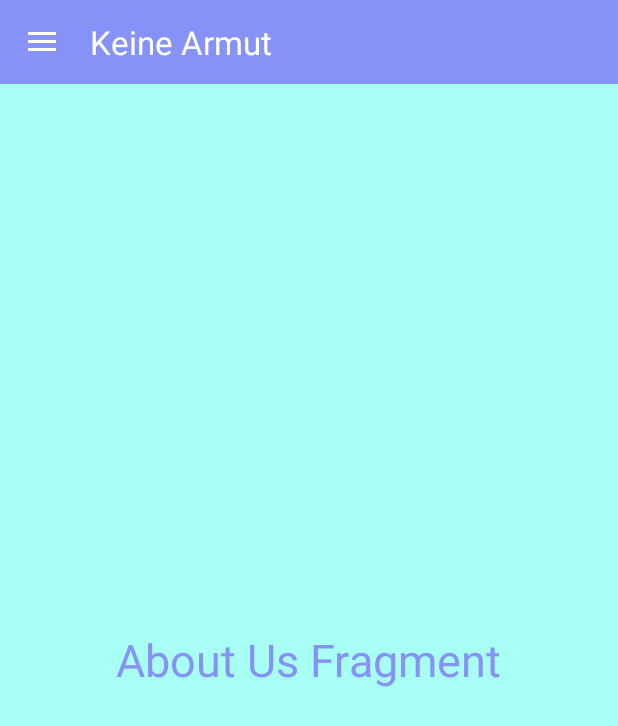
After one commit to chetankumarpulipati/KeineArmut, an Android app: the fragment AboutFragment placed in its activity, on a phone screen of 412 x 824 dp. The commit adds this screen. Shown: the top 726 px of the screen. Run offline under Robolectric (Android 15) with nearby library versions, the phone set to English and light mode, and no system bars.

Commit message:
git remote commit

```diff
--- /dev/null
+++ b/app/src/main/java/com/solution_challenge/keinearmut/AboutFragment.kt
@@ -0,0 +1,59 @@
+package com.solution_challenge.keinearmut
+
+import android.os.Bundle
+import androidx.fragment.app.Fragment
+import android.view.LayoutInflater
+import android.view.View
+import android.view.ViewGroup
+
+// TODO: Rename parameter arguments, choose names that match
+// the fragment initialization parameters, e.g. ARG_ITEM_NUMBER
+private const val ARG_PARAM1 = "param1"
+private const val ARG_PARAM2 = "param2"
+
+/**
+ * A simple [Fragment] subclass.
+ * Use the [AboutFragment.newInstance] factory method to
+ * create an instance of this fragment.
+ */
+class AboutFragment : Fragment() {
+    // TODO: Rename and change types of parameters
+    private var param1: String? = null
+    private var param2: String? = null
+
+    override fun onCreate(savedInstanceState: Bundle?) {
+        super.onCreate(savedInstanceState)
+        arguments?.let {
+            param1 = it.getString(ARG_PARAM1)
+            param2 = it.getString(ARG_PARAM2)
+        }
+    }
+
+    override fun onCreateView(
+        inflater: LayoutInflater, container: ViewGroup?,
+        savedInstanceState: Bundle?
+    ): View? {
+        // Inflate the layout for this fragment
+        return inflater.inflate(R.layout.fragment_about, container, false)
+    }
+
+    companion object {
+        /**
+         * Use this factory method to create a new instance of
+         * this fragment using the provided parameters.
+         *
+         * @param param1 Parameter 1.
+         * @param param2 Parameter 2.
+         * @return A new instance of fragment AboutFragment.
+         */
+        // TODO: Rename and change types and number of parameters
+        @JvmStatic
+        fun newInstance(param1: String, param2: String) =
+            AboutFragment().apply {
+                arguments = Bundle().apply {
+                    putString(ARG_PARAM1, param1)
+                    putString(ARG_PARAM2, param2)
+                }
+            }
+    }
+}
--- /dev/null
+++ b/app/src/main/java/com/solution_challenge/keinearmut/HomeFragment.kt
@@ -0,0 +1,64 @@
+package com.solution_challenge.keinearmut
+
+import android.os.Bundle
+import androidx.fragment.app.Fragment
+import android.view.LayoutInflater
+import android.view.View
+import android.view.ViewGroup
+import android.widget.TextView
+import android.widget.Toast
+
+private const val ARG_PARAM1 = "param1"
+private const val ARG_PARAM2 = "param2"
+
+class HomeFragment : Fragment() {
+    private var param1: String? = null
+    private var param2: String? = null
+
+    override fun onCreate(savedInstanceState: Bundle?) {
+        super.onCreate(savedInstanceState)
+        arguments?.let {
+            param1 = it.getString(ARG_PARAM1)
+            param2 = it.getString(ARG_PARAM2)
+        }
+    }
+
+    override fun onCreateView(
+        inflater: LayoutInflater, container: ViewGroup?,
+        savedInstanceState: Bundle?
+    ): View? {
+        // Inflate the layout for this fragment
+        return inflater.inflate(R.layout.fragment_home, container, false)
+    }
+
+    override fun onViewCreated(view: View, savedInstanceState: Bundle?) {
+        super.onViewCreated(view, savedInstanceState)
+
+        val userPreferences = UserPreferences(requireContext())
+        val textViewUsername = view.findViewById<TextView>(R.id.username)
+        val textViewEmail = view.findViewById<TextView>(R.id.email)
+        val textViewUid = view.findViewById<TextView>(R.id.uid)
+        val username = userPreferences.getUsername()
+        val email = userPreferences.getEmail()
+        val uid = userPreferences.getUid()
+
+        if (username.isNotEmpty() || email.isNotEmpty() || uid.isNotEmpty()) {
+            textViewUsername.text = username
+            textViewEmail.text = email
+            textViewUid.text = uid
+        } else {
+            Toast.makeText(requireContext(), "Unable to get Credentials", Toast.LENGTH_SHORT).show()
+        }
+    }
+
+    companion object {
+        @JvmStatic
+        fun newInstance(param1: String, param2: String) =
+            HomeFragment().apply {
+                arguments = Bundle().apply {
+                    putString(ARG_PARAM1, param1)
+                    putString(ARG_PARAM2, param2)
+                }
+            }
+    }
+}
--- a/app/src/main/java/com/solution_challenge/keinearmut/dashboard.kt
+++ b/app/src/main/java/com/solution_challenge/keinearmut/dashboard.kt
@@ -1,42 +1,64 @@
 package com.solution_challenge.keinearmut
 
-import androidx.appcompat.app.AppCompatActivity
 import android.os.Bundle
 import android.view.MenuItem
 import android.widget.EditText
 import android.widget.TextView
 import android.widget.Toast
 import androidx.appcompat.app.ActionBarDrawerToggle
+import androidx.appcompat.app.AppCompatActivity
 import androidx.appcompat.widget.Toolbar
 import androidx.core.view.GravityCompat
 import androidx.drawerlayout.widget.DrawerLayout
 import com.google.android.material.navigation.NavigationView
 
-class dashboard: AppCompatActivity(){
+class dashboard : AppCompatActivity(), NavigationView.OnNavigationItemSelectedListener {
+    private lateinit var drawerLayout: DrawerLayout
 
     override fun onCreate(savedInstanceState: Bundle?) {
         super.onCreate(savedInstanceState)
         setContentView(R.layout.dashboard)
 
-        val userPreferences = UserPreferences(this)
-        val textViewUsername = findViewById<TextView>(R.id.username)
-        val textViewEmail = findViewById<TextView>(R.id.email)
-        val textViewuid = findViewById<TextView>(R.id.uid)
-        val username = userPreferences.getUsername()
-        val email = userPreferences.getEmail()
-        val uid = userPreferences.getUid()
+        drawerLayout = findViewById<DrawerLayout>(R.id.drawer_layout)
 
-        if (username.isNotEmpty() || email.isNotEmpty() || uid.isNotEmpty()) {
-            val userName = username
-            textViewUsername.text = userName
-            val emailId = email
-            textViewEmail.text = emailId
-            val uid = uid
-            textViewuid.text = uid
+        val toolbar = findViewById<Toolbar>(R.id.toolbar)
+        setSupportActionBar(toolbar)
 
-        } else {
-            Toast.makeText(this, "Unable to get Credential", Toast.LENGTH_SHORT).show()
+        val toggle = ActionBarDrawerToggle(this, drawerLayout, toolbar, R.string.open, R.string.close)
+
+        drawerLayout.addDrawerListener(toggle)
+        toggle.syncState()
+
+        val navigationView = findViewById<NavigationView>(R.id.nav_view)
+        navigationView.setNavigationItemSelectedListener(this)
+
+        if (savedInstanceState == null) {
+            supportFragmentManager.beginTransaction()
+                .replace(R.id.fragment_container, HomeFragment()).commit()
+            navigationView.setCheckedItem(R.id.nav_home)
         }
     }
 
+    override fun onNavigationItemSelected(item: MenuItem): Boolean {
+        when (item.itemId) {
+            R.id.nav_home -> supportFragmentManager.beginTransaction()
+                .replace(R.id.fragment_container, HomeFragment()).commit()
+            R.id.nav_settings -> supportFragmentManager.beginTransaction()
+                .replace(R.id.fragment_container, SettingsFragment()).commit()
+            R.id.nav_share -> supportFragmentManager.beginTransaction()
+                .replace(R.id.fragment_container, ShareFragment()).commit()
+            R.id.nav_about -> supportFragmentManager.beginTransaction()
+                .replace(R.id.fragment_container, AboutFragment()).commit()
+        }
+        drawerLayout.closeDrawer(GravityCompat.START)
+        return true
+    }
+
+    override fun onBackPressed() {
+        if (drawerLayout.isDrawerOpen(GravityCompat.START)) {
+            drawerLayout.closeDrawer(GravityCompat.START)
+        } else {
+            super.onBackPressed()
+        }
+    }
 }
--- a/app/src/main/res/layout/dashboard.xml
+++ b/app/src/main/res/layout/dashboard.xml
@@ -1,51 +1,56 @@
 <?xml version="1.0" encoding="utf-8"?>
-
-
-<androidx.constraintlayout.widget.ConstraintLayout android:layout_width="match_parent"
-    android:layout_height="match_parent"
+<androidx.constraintlayout.widget.ConstraintLayout
+    xmlns:android="http://schemas.android.com/apk/res/android"
     xmlns:app="http://schemas.android.com/apk/res-auto"
     xmlns:tools="http://schemas.android.com/tools"
     android:background="@color/GhostWhite"
-    tools:context=".MainActivity"
-    xmlns:android="http://schemas.android.com/apk/res/android">
+    android:layout_width="match_parent"
+    android:layout_height="match_parent"
+    tools:context=".MainActivity">
+
+    <!-- Include DrawerLayout from drawer_layout.xml -->
+    <androidx.drawerlayout.widget.DrawerLayout
+        android:id="@+id/drawer_layout"
+        android:layout_width="match_parent"
+        android:layout_height="match_parent"
+        android:fitsSystemWindows="true"
+        tools:openDrawer="start"
+        tools:context=".MainActivity">
+
+        <LinearLayout
+            android:layout_width="match_parent"
+            android:layout_height="match_parent"
+            android:orientation="vertical">
+
+            <androidx.appcompat.widget.Toolbar
+                android:id="@+id/toolbar"
+                android:layout_width="match_parent"
+                android:layout_height="56dp"
+                android:background="@color/lavender"
+                android:elevation="4dp"
+                android:popupTheme="@style/ThemeOverlay.AppCompat.Light"
+                android:theme="@style/ThemeOverlay.AppCompat.Dark.ActionBar" />
+
+            <FrameLayout
+                android:id="@+id/fragment_container"
+                android:layout_width="match_parent"
+                android:layout_height="match_parent" />
+
+        </LinearLayout>
+
+        <com.google.android.material.navigation.NavigationView
+            android:id="@+id/nav_view"
+            android:layout_width="wrap_content"
+            android:layout_height="match_parent"
+            android:layout_gravity="start"
+            app:itemIconTint="@color/lavender"
+            app:itemTextColor="@color/lavender"
+            app:headerLayout="@layout/nav_header"
+            app:menu="@menu/nav_menu" />
+
+    </androidx.drawerlayout.widget.DrawerLayout>
+
+    <!-- Your other views for the main content here -->
 
 
-
-    <TextView
-        android:id="@+id/email"
-        android:layout_width="229dp"
-        android:layout_height="35dp"
-        android:textColor="@color/black"
-        android:textSize="25sp"
-        android:textStyle="bold"
-        app:layout_constraintBottom_toTopOf="@+id/uid"
-        app:layout_constraintEnd_toEndOf="parent"
-        app:layout_constraintStart_toStartOf="parent"
-        app:layout_constraintTop_toTopOf="parent" />
-
-    <TextView
-        android:id="@+id/username"
-        android:layout_width="229dp"
-        android:layout_height="35dp"
-        android:textColor="@color/black"
-        android:textSize="15sp"
-        app:layout_constraintBottom_toBottomOf="parent"
-        app:layout_constraintEnd_toEndOf="parent"
-        app:layout_constraintHorizontal_bias="0.505"
-        app:layout_constraintStart_toStartOf="parent"
-        app:layout_constraintTop_toBottomOf="@+id/uid"
-        app:layout_constraintVertical_bias="0.15" />
-
-    <TextView
-        android:id="@+id/uid"
-        android:layout_width="227dp"
-        android:layout_height="35dp"
-        android:layout_marginBottom="528dp"
-        android:textColor="@color/black"
-        android:textSize="15sp"
-        app:layout_constraintBottom_toBottomOf="parent"
-        app:layout_constraintEnd_toEndOf="parent"
-        app:layout_constraintHorizontal_bias="0.51"
-        app:layout_constraintStart_toStartOf="parent" />
-
 </androidx.constraintlayout.widget.ConstraintLayout>
--- /dev/null
+++ b/app/src/main/res/layout/fragment_about.xml
@@ -0,0 +1,18 @@
+<?xml version="1.0" encoding="utf-8"?>
+<RelativeLayout
+    xmlns:android="http://schemas.android.com/apk/res/android"
+    xmlns:tools="http://schemas.android.com/tools"
+    android:layout_width="match_parent"
+    android:layout_height="match_parent"
+    tools:context=".AboutFragment">
+
+    <!-- TODO: Update blank fragment layout -->
+    <TextView
+        android:layout_width="wrap_content"
+        android:layout_height="wrap_content"
+        android:text="About Us Fragment"
+        android:textSize="30sp"
+        android:layout_centerInParent="true"
+        android:textColor="@color/lavender"/>
+
+</RelativeLayout>
--- a/app/src/main/res/values/colors.xml
+++ b/app/src/main/res/values/colors.xml
@@ -19,4 +19,10 @@
     <color name="colorOnError">#FFFFFFFF</color>
     <color name="colorSurface">#FFFFFFFF</color>
     <color name="colorBackground">#FF121212</color>
+    <color name="purple_200">#FFBB86FC</color>
+    <color name="purple_500">#FF6200EE</color>
+    <color name="purple_700">#FF3700B3</color>
+    <color name="teal_200">#FF03DAC5</color>
+    <color name="teal_700">#FF018786</color>
+    <color name="lavender">#8692f7</color>
 </resources>
--- a/app/src/main/res/values/strings.xml
+++ b/app/src/main/res/values/strings.xml
@@ -31,6 +31,5 @@
     <string name="open">Open</string>
     <string name="close">Close</string>
     <string name="share">Share</string>
-    <!-- TODO: Remove or change this placeholder text -->
     <string name="hello_blank_fragment">Hello blank fragment</string>
 </resources>
```
Also changed, not shown: app/src/main/java/com/solution_challenge/keinearmut/MainActivity.kt (+1 -7 lines), app/src/main/java/com/solution_challenge/keinearmut/SettingsFragment.kt (added, +59 -0 lines), app/src/main/java/com/solution_challenge/keinearmut/ShareFragment.kt (added, +59 -0 lines), app/src/main/res/layout/fragment_home.xml (added, +47 -0 lines), app/src/main/res/layout/fragment_settings.xml (added, +18 -0 lines), app/src/main/res/layout/fragment_share.xml (added, +18 -0 lines), app/src/main/res/layout/nav_header.xml (added, +31 -0 lines), app/src/main/res/values/themes.xml (+26 -0 lines).
